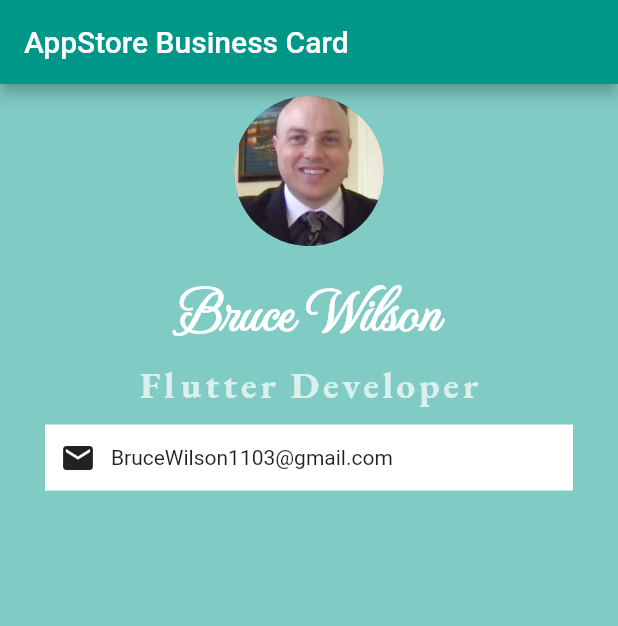
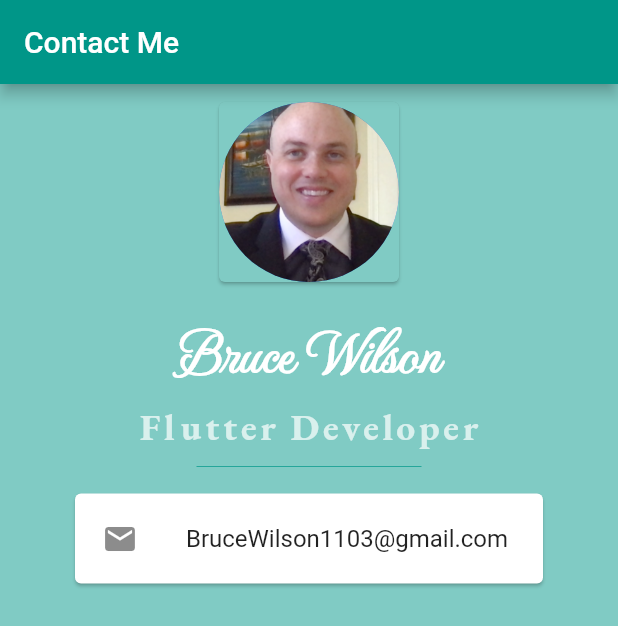
Before and after one commit to brucewilson1103/poor, a Flutter app: the screen it shows after launch, on a phone screen of 412 x 824 dp. Shown: the top 626 px of the screen. Run offline on Flutter 3.47's test engine with Material 2 defaults, Android fonts, the phone set to English and light mode, and no system bars.

Commit message:
formatting

```diff
--- a/lib/main.dart
+++ b/lib/main.dart
@@ -16,18 +16,20 @@ class TestApp extends StatelessWidget {
     return MaterialApp(
       home: Scaffold(
         appBar: AppBar(
-          title: Text('AppStore Business Card'),
+          title: Text('Contact Me'),
           backgroundColor: Colors.teal,
         ),
         backgroundColor: Colors.teal[200],
-        body: Center(
+        body: SafeArea(
+          child: Center(
             child: Column(
               children: [
                 Padding(
                   padding: const EdgeInsets.all(8.0),
-                child: Container(
+                  child: Card(
+                    color: Colors.teal[200],
                     child: CircleAvatar(
-                    radius: 50,
+                      radius: 60,
                       backgroundImage: AssetImage('images/bruce.png'),
                     ),
                   ),
@@ -50,20 +52,23 @@ class TestApp extends StatelessWidget {
                       letterSpacing: 2.5,
                       fontWeight: FontWeight.bold),
                 ),
-              Container(
-                color: Colors.white,
-                padding: EdgeInsets.all(10.0),
-                margin:EdgeInsets.symmetric(vertical: 10.0, horizontal: 30.0),
-                child: Row(
-                  children: <Widget>[
-                    Icon(
+                SizedBox(
+                  height: 20.0,
+                  width: 150.0,
+                  child: Divider(
+                    color: Colors.teal.shade400,
+                  ),
+                ),
+                Card(
+                  margin:EdgeInsets.symmetric(vertical: 8.0, horizontal: 50.0),
+                  child: Padding(
+                    padding: EdgeInsets.all(2.0),
+                    child:ListTile(
+                      leading:  Icon(
                         Icons.email,
                       ),
-                    SizedBox(
-                      width: 10.0,
-                    ),
-                    Text('BruceWilson1103@gmail.com')
-                  ],
+                       title:  Text('BruceWilson1103@gmail.com'),
+                    )
                   ),
                 ),
                 // CircleAvatar(com
@@ -75,6 +80,7 @@ class TestApp extends StatelessWidget {
             // child:
           ),
         ),
+      ),
     );
   }
 }
```
Lines whose indentation alone changed are shown as unchanged.
